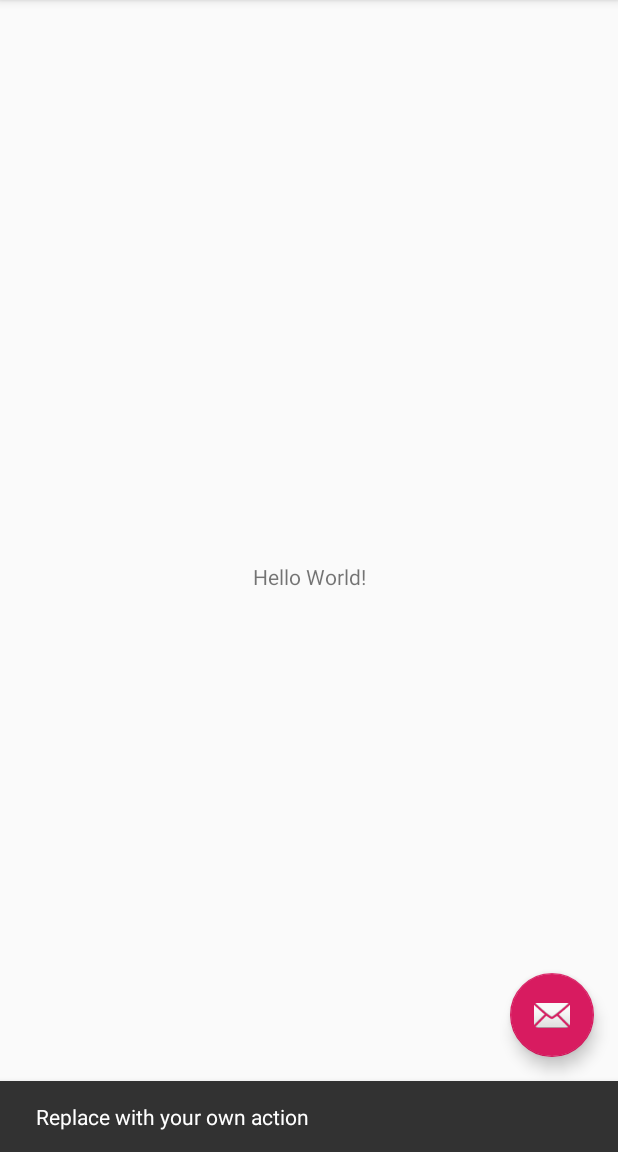
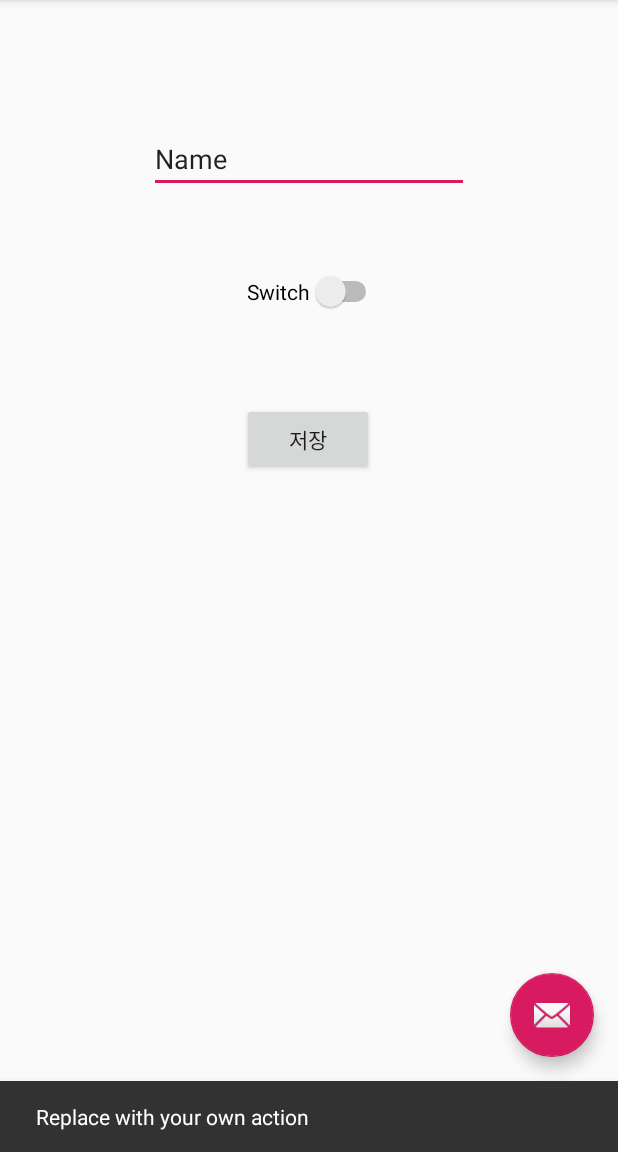
Before and after one commit to oli999/MyAndroid, an Android app: the screen it shows after launch (MainActivity), after a tap on an icon or button, on a phone screen of 412 x 824 dp, the part 84-1236 px from its top. Run offline under Robolectric (Android 15) with nearby library versions, the phone set to English and light mode, and no system bars.

Commit message:
step12sharedpref 기능 추가함

```diff
--- a/step12sharedpref/src/main/java/com/gura/step12sharedpref/MainActivity.java
+++ b/step12sharedpref/src/main/java/com/gura/step12sharedpref/MainActivity.java
@@ -1,19 +1,26 @@
 package com.gura.step12sharedpref;
 
 import android.content.Intent;
+import android.content.SharedPreferences;
 import android.os.Bundle;
 
 import com.google.android.material.floatingactionbutton.FloatingActionButton;
 import com.google.android.material.snackbar.Snackbar;
 
+import androidx.appcompat.app.AlertDialog;
 import androidx.appcompat.app.AppCompatActivity;
 import androidx.appcompat.widget.Toolbar;
 
 import android.view.View;
 import android.view.Menu;
 import android.view.MenuItem;
+import android.widget.Button;
+import android.widget.EditText;
 
-public class MainActivity extends AppCompatActivity {
+public class MainActivity extends AppCompatActivity
+                            implements View.OnClickListener{
+    //필요한 필드
+    private EditText editText;
 
     @Override
     protected void onCreate(Bundle savedInstanceState) {
@@ -30,6 +37,21 @@ public class MainActivity extends AppCompatActivity {
                         .setAction("Action", null).show();
             }
         });
+        //EditText 참조값 얻어와서 필드에 저장하기
+        editText=findViewById(R.id.editText);
+        //Button 의 참조값 얻어와서 리스너 등록하기
+        Button saveBtn=findViewById(R.id.saveBtn);
+        saveBtn.setOnClickListener(this);
+
+        SharedPreferences pref=
+                getSharedPreferences("info", MODE_PRIVATE);
+        // .getString( key 값, default 값)
+        String myName=pref.getString("myName", "empty");
+        if(myName.equals("empty")){
+            return;
+        }
+        //저장된 이름을 editText 에 출력하기
+        editText.setText(myName);
     }
 
     @Override
@@ -56,4 +78,25 @@ public class MainActivity extends AppCompatActivity {
         }
         return true;
     }
+
+    @Override
+    public void onClick(View view) {
+        //입력한 문자열 읽어오기
+        String inputName=editText.getText().toString();
+        //SharedPreferences 를 활용해서 저장하기
+
+        SharedPreferences pref=
+                getSharedPreferences("info", MODE_PRIVATE);
+        //Editor 객체의 참조값을 얻어와서
+        SharedPreferences.Editor editor=pref.edit();
+        //myName 이라는 키값으로 문자열 저장하기
+        editor.putString("myName", inputName);
+        editor.commit(); //실제 저장되는 시점
+        //알림 띄우기
+        new AlertDialog.Builder(this)
+                .setMessage("저장 했습니다.")
+                .setNeutralButton("확인", null)
+                .show();
+
+    }
 }
--- a/step12sharedpref/src/main/java/com/gura/step12sharedpref/SettingsActivity.java
+++ b/step12sharedpref/src/main/java/com/gura/step12sharedpref/SettingsActivity.java
@@ -12,20 +12,29 @@ public class SettingsActivity extends AppCompatActivity {
     @Override
     protected void onCreate(Bundle savedInstanceState) {
         super.onCreate(savedInstanceState);
+        //res/layout/settings_activity.xml 문서를 전개해서 화면 구성하기
         setContentView(R.layout.settings_activity);
+        /*
+            id 가 settings 인 레이아웃(FrameLayout) 에
+            SettingsFragment 로 화면 구성하게 하기
+         */
         getSupportFragmentManager()
                 .beginTransaction()
                 .replace(R.id.settings, new SettingsFragment())
                 .commit();
+
+        // 좌상단 up 버튼 동작 가능하도록 한다.
         ActionBar actionBar = getSupportActionBar();
         if (actionBar != null) {
             actionBar.setDisplayHomeAsUpEnabled(true);
         }
     }
-
+    //FrameLayout 을 채출 프레그먼트
     public static class SettingsFragment extends PreferenceFragmentCompat {
+        //프레그먼트가 처음 활성화 될때 호출되믄 메소드
         @Override
         public void onCreatePreferences(Bundle savedInstanceState, String rootKey) {
+            // res/xml/root_preferences.xml 문서를 전개해서 프레그먼트 UI 구성하기
             setPreferencesFromResource(R.xml.root_preferences, rootKey);
 
         }
--- a/step12sharedpref/src/main/res/layout/activity_main.xml
+++ b/step12sharedpref/src/main/res/layout/activity_main.xml
@@ -19,7 +19,7 @@
             app:popupTheme="@style/AppTheme.PopupOverlay" />
 
     </com.google.android.material.appbar.AppBarLayout>
-
+    <!-- res/layout/content_main.xml -->
     <include layout="@layout/content_main" />
 
     <com.google.android.material.floatingactionbutton.FloatingActionButton
--- a/step12sharedpref/src/main/res/layout/content_main.xml
+++ b/step12sharedpref/src/main/res/layout/content_main.xml
@@ -8,13 +8,37 @@
     tools:context=".MainActivity"
     tools:showIn="@layout/activity_main">
 
-    <TextView
+    <EditText
+        android:id="@+id/editText"
         android:layout_width="wrap_content"
         android:layout_height="wrap_content"
-        android:text="Hello World!"
-        app:layout_constraintBottom_toBottomOf="parent"
-        app:layout_constraintLeft_toLeftOf="parent"
-        app:layout_constraintRight_toRightOf="parent"
+        android:layout_marginTop="83dp"
+        android:ems="10"
+        android:inputType="textPersonName"
+        android:text="Name"
+        app:layout_constraintEnd_toEndOf="parent"
+        app:layout_constraintStart_toStartOf="parent"
         app:layout_constraintTop_toTopOf="parent" />
 
+    <Button
+        android:id="@+id/saveBtn"
+        android:layout_width="wrap_content"
+        android:layout_height="wrap_content"
+        android:layout_marginTop="140dp"
+        android:text="저장"
+        app:layout_constraintEnd_toEndOf="parent"
+        app:layout_constraintHorizontal_bias="0.498"
+        app:layout_constraintStart_toStartOf="parent"
+        app:layout_constraintTop_toBottomOf="@+id/editText" />
+
+    <Switch
+        android:id="@+id/switch1"
+        android:layout_width="wrap_content"
+        android:layout_height="wrap_content"
+        android:layout_marginStart="3dp"
+        android:layout_marginLeft="3dp"
+        android:layout_marginTop="52dp"
+        android:text="Switch"
+        app:layout_constraintStart_toStartOf="@+id/saveBtn"
+        app:layout_constraintTop_toBottomOf="@+id/editText" />
 </androidx.constraintlayout.widget.ConstraintLayout>
--- a/step12sharedpref/src/main/res/values/arrays.xml
+++ b/step12sharedpref/src/main/res/values/arrays.xml
@@ -3,10 +3,12 @@
     <string-array name="reply_entries">
         <item>Reply</item>
         <item>Reply to all</item>
+        <item>무시하기 몰라몰라~</item>
     </string-array>
 
     <string-array name="reply_values">
         <item>reply</item>
         <item>reply_all</item>
+        <item>nono</item>
     </string-array>
 </resources>
```
